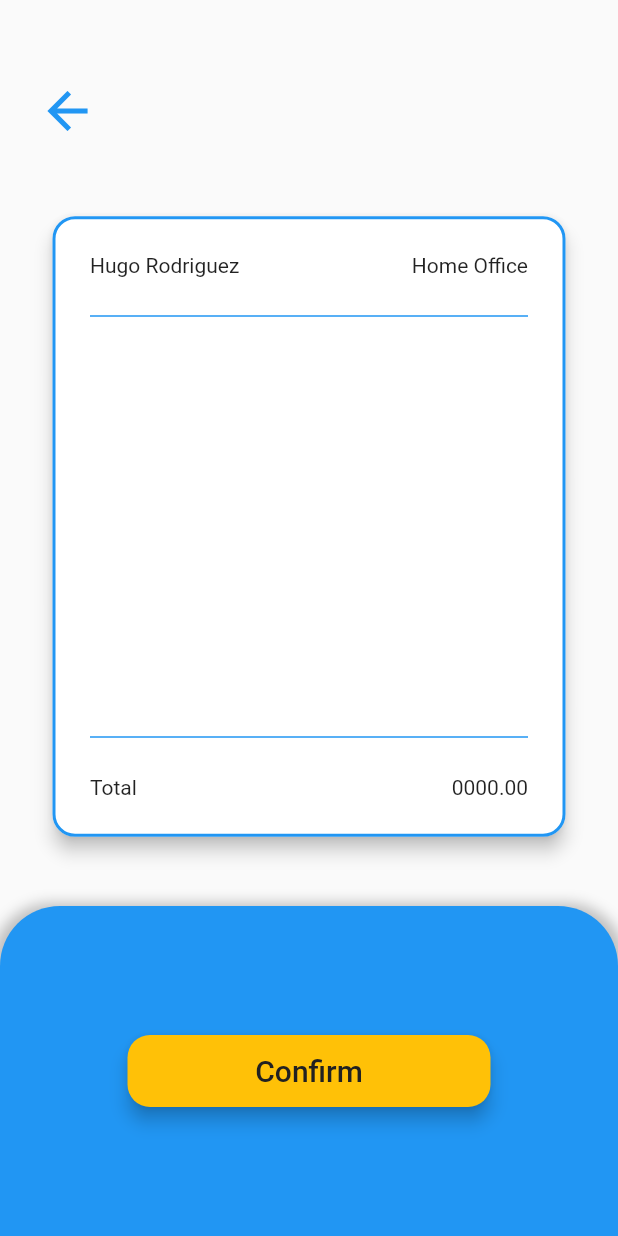
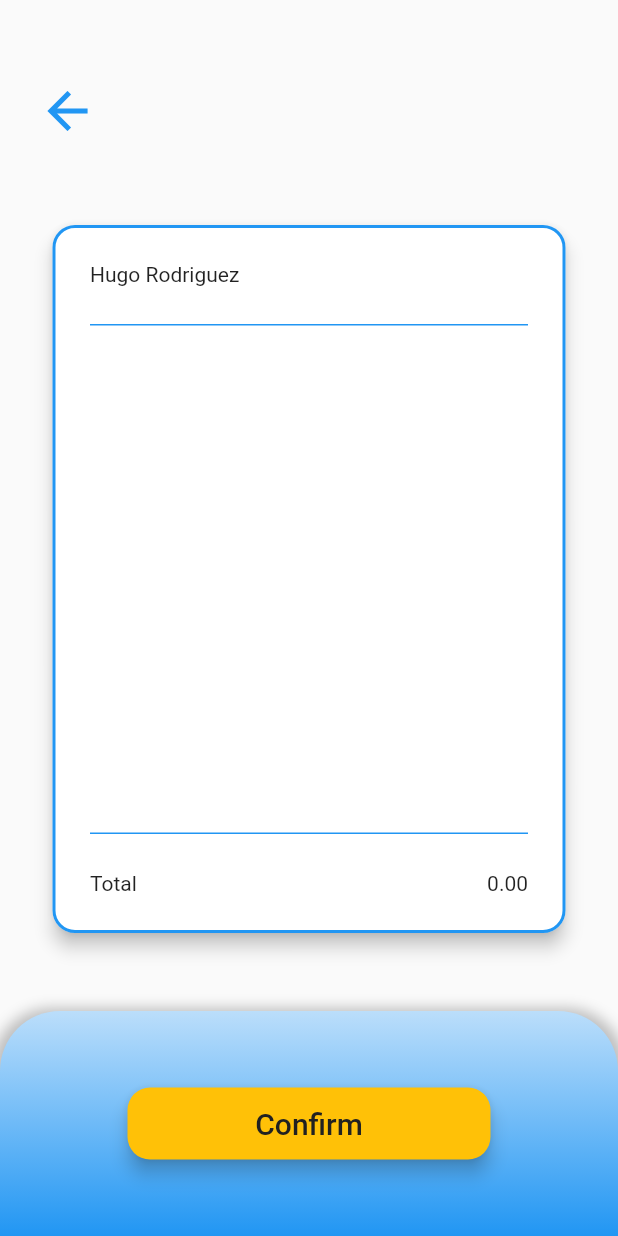
Before and after one commit to hugorodro/Handy-man-flutter-app, a Flutter app: the ConfirmationScreen screen opened directly with empty values, on a phone screen of 412 x 824 dp. Run offline on Flutter 3.47's test engine with Material 2 defaults, Android fonts, the phone set to English and light mode, and no system bars; project files that could hold a hidden picture were left out.

Commit message:
Small changes

```diff
--- a/lunacon_app/lib/models/product.dart
+++ b/lunacon_app/lib/models/product.dart
@@ -17,8 +17,6 @@ class Product {
       this.url,
       this.vendor});
 
-
-
   factory Product.fromJson(Map<String, dynamic> json) {
     return Product(
       id: json['id'],
--- a/lunacon_app/lib/models/token.dart
+++ b/lunacon_app/lib/models/token.dart
@@ -1,4 +1,3 @@
-
 class Token{
   final String tokenStr;
   final dynamic id;
--- a/lunacon_app/lib/screens/confirmationScreen.dart
+++ b/lunacon_app/lib/screens/confirmationScreen.dart
@@ -1,34 +1,22 @@
 import 'package:flutter/material.dart';
+import 'package:lunacon_app/main.dart';
 import 'package:lunacon_app/models/jobsite.dart';
 import 'package:lunacon_app/models/product.dart';
+import 'package:lunacon_app/network.dart';
 
 class ConfirmationScreen extends StatefulWidget {
   final JobSite aJS;
   final List<Product> receiptProducts;
   final List<int> receiptQuantities;
 
-  ConfirmationScreen(
-      {this.aJS, this.receiptQuantities, this.receiptProducts});
+  ConfirmationScreen({this.aJS, this.receiptQuantities, this.receiptProducts});
 
   @override
   _ConfirmationScreenState createState() => _ConfirmationScreenState();
 }
 
 class _ConfirmationScreenState extends State<ConfirmationScreen> {
-  final JobSite aJS;
-  final List<Product> receiptStateProducts;
-  final List<int> receiptStateQuantities;
-
-  _ConfirmationScreenState(
-      {this.aJS, this.receiptStateQuantities, this.receiptStateProducts});
-
   double total = 0;
-
-  @override
-  void initState() {
-    super.initState();
-    // total = calcCost(selectedQuantities, selectedProducts);
-  }
 
   @override
   Widget build(BuildContext context) {
@@ -80,7 +68,7 @@ class _ConfirmationScreenState extends State<ConfirmationScreen> {
                             ),
                             Container(
                                 alignment: Alignment.centerRight,
-                                child: Text('Home Office')),
+                                child: Text(widget.aJS.name)),
                           ],
                         ),
                         SizedBox(
@@ -107,7 +95,9 @@ class _ConfirmationScreenState extends State<ConfirmationScreen> {
                             ),
                             Container(
                                 alignment: Alignment.centerRight,
-                                child: Text('0000.00')),
+                                child: Text(addCosttoTotal(
+                                    widget.receiptQuantities,
+                                    widget.receiptProducts))),
                           ],
                         ),
                       ],
@@ -118,9 +108,13 @@ class _ConfirmationScreenState extends State<ConfirmationScreen> {
             ),
             Expanded(flex: 1, child: Container()),
             Container(
-              height: 220.0,
+              height: 150.0,
               decoration: BoxDecoration(
                   color: Colors.blue,
+                  gradient: LinearGradient(
+                    begin: Alignment.bottomCenter,
+                    end: Alignment.topCenter,
+                    colors: [Colors.blue, Colors.blue[100]]),
                   boxShadow: [
                     BoxShadow(
                       color: Colors.grey.withOpacity(0.65),
@@ -147,7 +141,12 @@ class _ConfirmationScreenState extends State<ConfirmationScreen> {
                             style: TextStyle(
                                 color: Colors.grey[900], fontSize: 20)),
                         onPressed: () {
+                          sendOrders(widget.receiptQuantities,
+                              widget.receiptProducts, widget.aJS.id);
                           print('what');
+                          widget.receiptProducts.clear();
+                          widget.receiptQuantities.clear();
+                          Navigator.pushNamed(context, '/home');
                         },
                       ),
                     )),
@@ -172,22 +171,22 @@ class _ConfirmationScreenState extends State<ConfirmationScreen> {
                     ' x ' +
                     widget.receiptQuantities[index].toString(),
               ),
-              trailing: Text('00.00'),
+              trailing: Text(calcSingleCost(widget.receiptQuantities[index],
+                      double.parse(widget.receiptProducts[index].price))
+                  .toString()),
             ),
-
           ],
         );
       },
     );
   }
 
-  calcTotalCost(List<int> intList, List<Product> productList) {
-    double aSum = 0;
-    for (var i = 0; i < intList.length; i++) {
-      // aSum = intList[i] * productList[i].price;
-
+  addCosttoTotal(List<int> aQuantityList, List<Product> aProductList) {
+    for (var i = 0; i < aQuantityList.length; i++) {
+      total = total +
+          calcSingleCost(aQuantityList[i], double.parse(aProductList[i].price));
     }
-    return aSum;
+    return total.toStringAsFixed(2);
   }
 
   calcSingleCost(int quantity, double price) {
@@ -195,4 +194,10 @@ class _ConfirmationScreenState extends State<ConfirmationScreen> {
     cost = quantity * price;
     return cost;
   }
+
+  sendOrders(aQuantityList, aProductList, aJS) {
+    for (var i = 0; i < aQuantityList.length; i++) {
+      createOrder(aProductList[i].id, aQuantityList[i], aJS, authToken.id);
+    }
+  }
 }
--- a/lunacon_app/lib/screens/osScreen.dart
+++ b/lunacon_app/lib/screens/osScreen.dart
@@ -42,7 +42,6 @@ class _OfficeSupplyScreenState extends State<OfficeSupplyScreen> {
                 color: cobaltColor,
               ),
               onPressed: () {
-
                 Navigator.pop(context, '/home');
               },
             ),
@@ -72,7 +71,7 @@ class _OfficeSupplyScreenState extends State<OfficeSupplyScreen> {
                     color: Colors.grey.withOpacity(0.65),
                     spreadRadius: 5,
                     blurRadius: 7,
-                    offset: Offset(0, 3), // changes position of shadow
+                    offset: Offset(0, 3), // cfhanges position of shadow
                   ),
                 ],
                 borderRadius: BorderRadius.only(
@@ -250,7 +249,8 @@ class _ProductCardState extends State<ProductCard> {
             ),
           ),
           trailing: Text(widget.aProduct.price,
-                style: TextStyle(color: aTextColor, fontSize: 15))),
+              style: TextStyle(color: aTextColor, fontSize: 15)),
+        ),
         onPressed: _toggleSelection,
       ),
     );
```
Also changed, not shown: lunacon_app/lib/main.dart (+0 -24 lines), lunacon_app/lib/screens/cartScreen.dart (+4 -11 lines), lunacon_app/lib/routes.dart (line endings or trailing spaces), 1 other file. Lines whose indentation alone changed are shown as unchanged.
